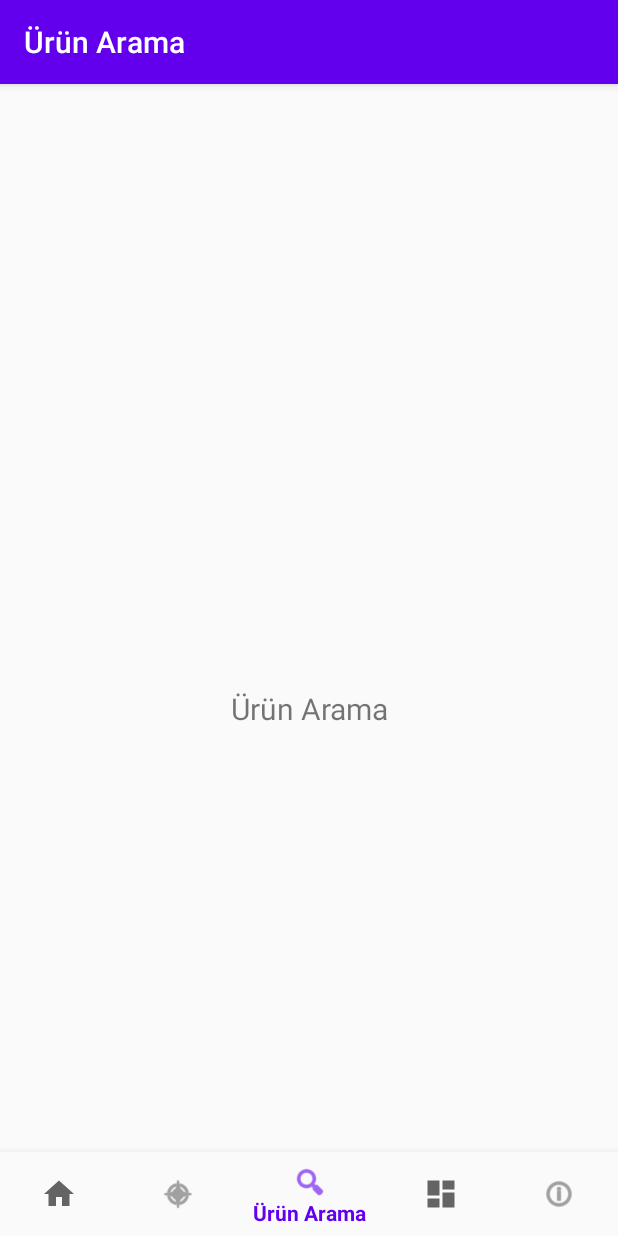
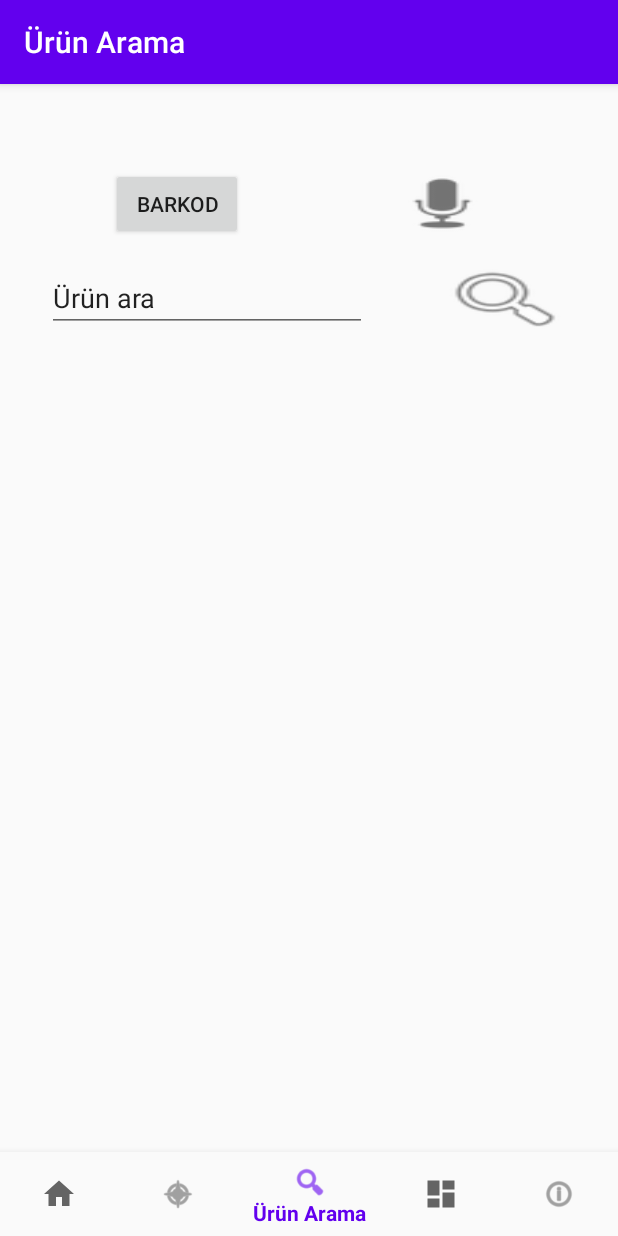
Before and after one commit to mbdemirkan/marna, an Android app: the SearchFragment screen opened through its navigation route, on a phone screen of 412 x 824 dp. Run offline under Robolectric (Android 15) with nearby library versions, the phone set to English and light mode, and no system bars; our stand-ins replace navigation-ui.

```diff
--- a/app/src/main/java/com/softtech/marna/ui/search/SearchFragment.java
+++ b/app/src/main/java/com/softtech/marna/ui/search/SearchFragment.java
@@ -1,15 +1,15 @@
 package com.softtech.marna.ui.search;
 
+import android.content.Intent;
 import android.os.Bundle;
+import android.speech.RecognizerIntent;
 import android.view.LayoutInflater;
 import android.view.View;
 import android.view.ViewGroup;
-import android.widget.TextView;
+import android.widget.Button;
 
 import androidx.annotation.NonNull;
-import androidx.annotation.Nullable;
 import androidx.fragment.app.Fragment;
-import androidx.lifecycle.Observer;
 import androidx.lifecycle.ViewModelProviders;
 
 import com.softtech.marna.R;
@@ -17,17 +17,41 @@ import com.softtech.marna.R;
 public class SearchFragment extends Fragment {
 
     private SearchViewModel searchViewModel;
+    private static final int REQUEST_CODE = 1234;
 
     public View onCreateView(@NonNull LayoutInflater inflater,
                              ViewGroup container, Bundle savedInstanceState) {
         searchViewModel =
                 ViewModelProviders.of(this).get(SearchViewModel.class);
         View root = inflater.inflate(R.layout.fragment_search, container, false);
-        final TextView textView = root.findViewById(R.id.text_notifications);
-        searchViewModel.getText().observe(getViewLifecycleOwner(), new Observer<String>() {
+        final Button search = (Button) root.findViewById(R.id.buttonSearch);
+        final Button speak = (Button) root.findViewById(R.id.buttonSpeak);
+        final Button barcode = (Button) root.findViewById(R.id.buttonBarcode);
+
+        search.setOnClickListener(new View.OnClickListener()
+        {
             @Override
-            public void onChanged(@Nullable String s) {
-                textView.setText(s);
+            public void onClick(View v)
+            {
+            }
+        });
+        speak.setOnClickListener(new View.OnClickListener()
+        {
+            @Override
+            public void onClick(View v)
+            {
+                Intent intent = new Intent(RecognizerIntent.ACTION_RECOGNIZE_SPEECH);
+                intent.putExtra(RecognizerIntent.EXTRA_LANGUAGE_MODEL, RecognizerIntent.LANGUAGE_MODEL_FREE_FORM);
+                intent.putExtra(RecognizerIntent.EXTRA_PROMPT, "Voice searching...");
+                startActivityForResult(intent, REQUEST_CODE);
+            }
+        });
+        barcode.setOnClickListener(new View.OnClickListener()
+        {
+            @Override
+            public void onClick(View v)
+            {
+
             }
         });
         return root;
--- a/app/src/main/res/layout/fragment_search.xml
+++ b/app/src/main/res/layout/fragment_search.xml
@@ -6,17 +6,52 @@
     android:layout_height="match_parent"
     tools:context=".ui.search.SearchFragment">
 
-    <TextView
-        android:id="@+id/text_notifications"
-        android:layout_width="match_parent"
+    <EditText
+        android:id="@+id/textSearch"
+        android:layout_width="wrap_content"
         android:layout_height="wrap_content"
-        android:layout_marginStart="8dp"
-        android:layout_marginTop="8dp"
-        android:layout_marginEnd="8dp"
-        android:textAlignment="center"
-        android:textSize="20sp"
-        app:layout_constraintBottom_toBottomOf="parent"
+        android:layout_marginStart="16dp"
+        android:layout_marginTop="16dp"
+        android:layout_marginEnd="16dp"
+        android:ems="10"
+        android:inputType="textPersonName"
+        android:text="Ürün ara"
+        app:layout_constraintEnd_toStartOf="@+id/buttonSearch"
+        app:layout_constraintStart_toStartOf="parent"
+        app:layout_constraintTop_toBottomOf="@+id/buttonBarcode" />
+
+    <Button
+        android:id="@+id/buttonSearch"
+        android:layout_width="wrap_content"
+        android:layout_height="wrap_content"
+        android:layout_marginStart="16dp"
+        android:layout_marginTop="16dp"
+        android:layout_marginEnd="16dp"
+        android:background="@android:drawable/ic_menu_search"
+        android:onClick="searchButtonClicked"
         app:layout_constraintEnd_toEndOf="parent"
+        app:layout_constraintStart_toEndOf="@+id/textSearch"
+        app:layout_constraintTop_toBottomOf="@+id/buttonSpeak" />
+
+    <Button
+        android:id="@+id/buttonSpeak"
+        android:layout_width="86dp"
+        android:layout_height="47dp"
+        android:layout_marginStart="16dp"
+        android:layout_marginEnd="16dp"
+        android:background="@android:drawable/ic_btn_speak_now"
+        app:layout_constraintEnd_toEndOf="parent"
+        app:layout_constraintStart_toEndOf="@+id/buttonBarcode"
+        app:layout_constraintTop_toTopOf="parent" />
+
+    <Button
+        android:id="@+id/buttonBarcode"
+        android:layout_width="wrap_content"
+        android:layout_height="wrap_content"
+        android:layout_marginStart="16dp"
+        android:layout_marginEnd="16dp"
+        android:text="Barkod"
+        app:layout_constraintEnd_toStartOf="@+id/buttonSpeak"
         app:layout_constraintStart_toStartOf="parent"
         app:layout_constraintTop_toTopOf="parent" />
 </androidx.constraintlayout.widget.ConstraintLayout>
```
